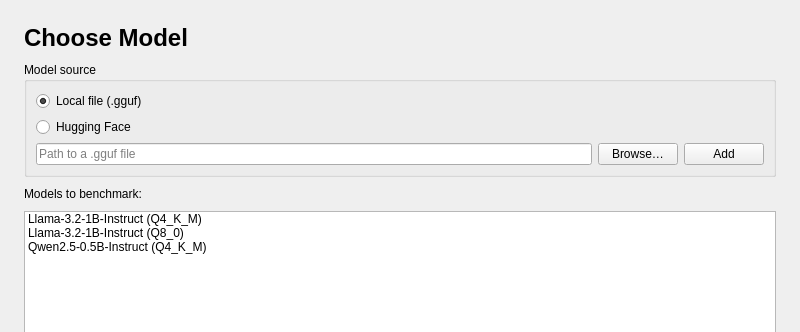
This is ui/model.ui in Judah-F/Group-3-Capstone as Qt 5 draws it before an edit; both pictures show x 0 to 800 and y 0 to 332 of the 800 by 600 pixel window. The edited form follows.
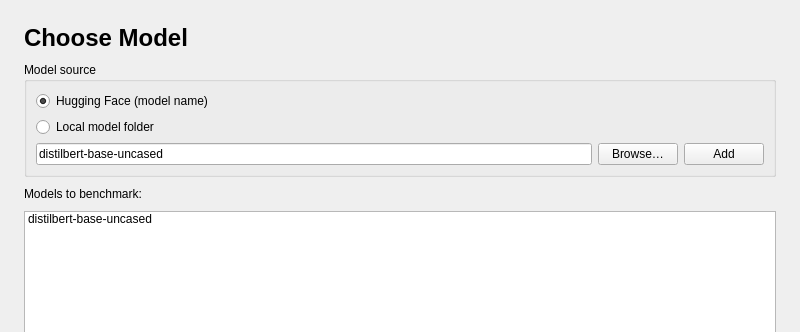
This is the edited form.

Commit message: Update model.ui for DistilBERT options

What changed in the file:
```diff
--- a/ui/model.ui
+++ b/ui/model.ui
@@ -49,9 +49,9 @@
      </property>
      <layout class="QVBoxLayout" name="sourceLayout">
       <item>
-       <widget class="QRadioButton" name="localRadio">
+       <widget class="QRadioButton" name="huggingFaceRadio">
         <property name="text">
-         <string>Local file (.gguf)</string>
+         <string>Hugging Face (model name)</string>
         </property>
         <property name="checked">
          <bool>true</bool>
@@ -59,18 +59,21 @@
        </widget>
       </item>
       <item>
-       <widget class="QRadioButton" name="huggingFaceRadio">
+       <widget class="QRadioButton" name="localRadio">
         <property name="text">
-         <string>Hugging Face</string>
+         <string>Local model folder</string>
         </property>
        </widget>
       </item>
       <item>
        <layout class="QHBoxLayout" name="fileLayout">
         <item>
-         <widget class="QLineEdit" name="pathEdit">
+         <widget class="QLineEdit" name="modelEdit">
+          <property name="text">
+           <string>distilbert-base-uncased</string>
+          </property>
           <property name="placeholderText">
-           <string>Path to a .gguf file</string>
+           <string>Hugging Face model name or local folder</string>
           </property>
          </widget>
         </item>
@@ -104,17 +107,7 @@
     <widget class="QListWidget" name="modelList">
      <item>
       <property name="text">
-       <string>Llama-3.2-1B-Instruct (Q4_K_M)</string>
-      </property>
-     </item>
-     <item>
-      <property name="text">
-       <string>Llama-3.2-1B-Instruct (Q8_0)</string>
-      </property>
-     </item>
-     <item>
-      <property name="text">
-       <string>Qwen2.5-0.5B-Instruct (Q4_K_M)</string>
+       <string>distilbert-base-uncased</string>
       </property>
      </item>
     </widget>
```
